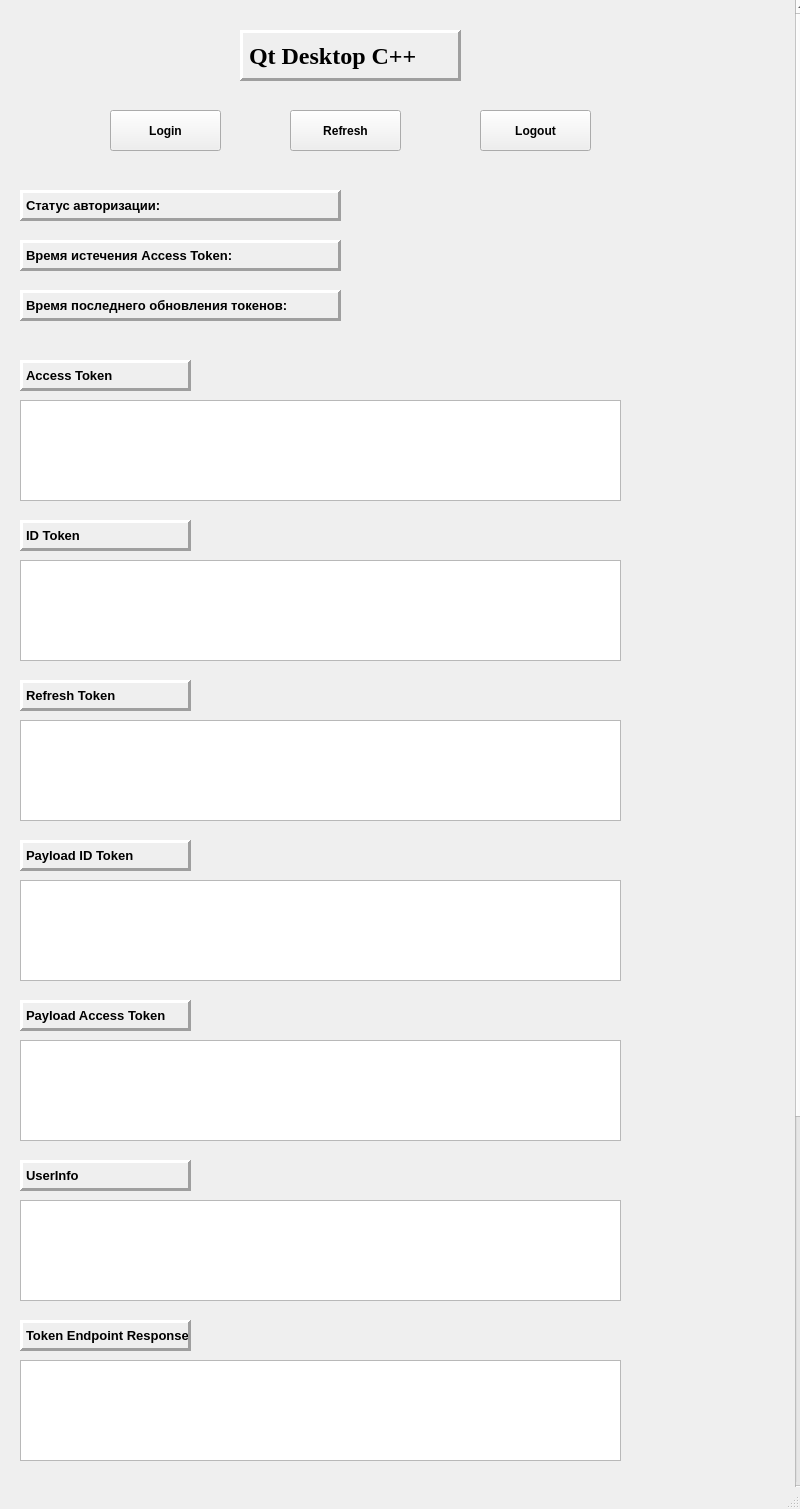
This is mainwindow.ui in authoriza-core/authoriza-qt-demo as Qt 5 draws it before an edit. The edited form follows.
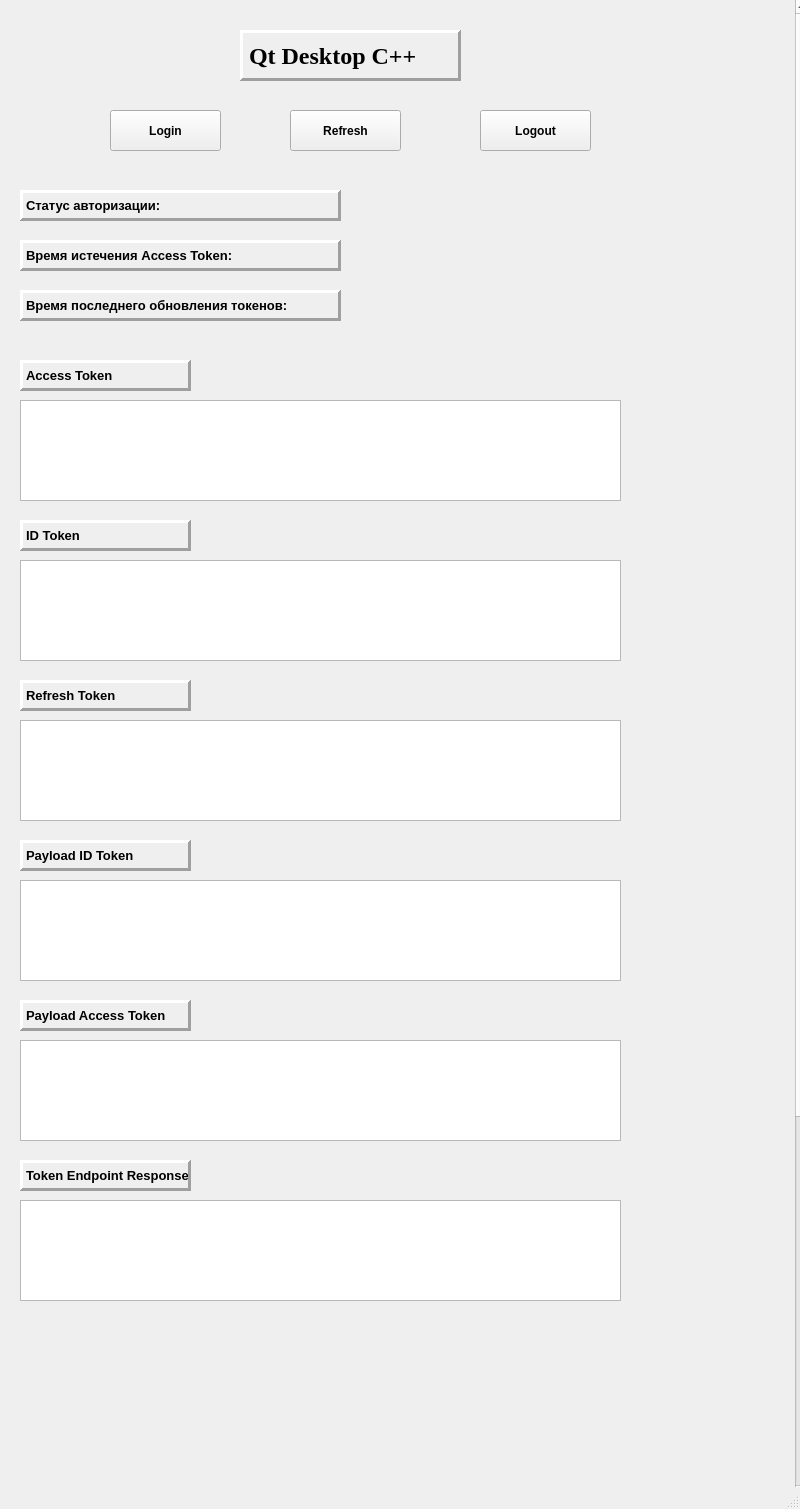
This is the edited form.

The edit to the form file:
```diff
--- a/mainwindow.ui
+++ b/mainwindow.ui
@@ -33,8 +33,8 @@
      <property name="geometry">
       <rect>
        <x>0</x>
-       <y>-501</y>
-       <width>802</width>
+       <y>0</y>
+       <width>98</width>
        <height>2000</height>
       </rect>
      </property>
@@ -413,7 +413,7 @@
        <number>0</number>
       </property>
       <property name="text">
-       <string>UserInfo</string>
+       <string>Token Endpoint Response</string>
       </property>
      </widget>
      <widget class="QLabel" name="accessTokenLabel">
@@ -486,41 +486,6 @@
        <string>Время последнего обновления токенов:</string>
       </property>
      </widget>
-     <widget class="QLabel" name="endpointTokenResponseLabel">
-      <property name="enabled">
-       <bool>true</bool>
-      </property>
-      <property name="geometry">
-       <rect>
-        <x>30</x>
-        <y>1320</y>
-        <width>171</width>
-        <height>31</height>
-       </rect>
-      </property>
-      <property name="font">
-       <font>
-        <pointsize>10</pointsize>
-        <bold>true</bold>
-        <underline>false</underline>
-       </font>
-      </property>
-      <property name="frameShape">
-       <enum>QFrame::Shape::Panel</enum>
-      </property>
-      <property name="frameShadow">
-       <enum>QFrame::Shadow::Raised</enum>
-      </property>
-      <property name="lineWidth">
-       <number>3</number>
-      </property>
-      <property name="midLineWidth">
-       <number>0</number>
-      </property>
-      <property name="text">
-       <string>Token Endpoint Response</string>
-      </property>
-     </widget>
      <widget class="QLabel" name="label_5">
       <property name="enabled">
        <bool>true</bool>
@@ -646,29 +611,6 @@
 &lt;p style=&quot;-qt-paragraph-type:empty; margin-top:0px; margin-bottom:0px; margin-left:0px; margin-right:0px; -qt-block-indent:0; text-indent:0px;&quot;&gt;&lt;br /&gt;&lt;/p&gt;&lt;/body&gt;&lt;/html&gt;</string>
       </property>
      </widget>
-     <widget class="QTextEdit" name="tokenResponseEdit">
-      <property name="geometry">
-       <rect>
-        <x>30</x>
-        <y>1360</y>
-        <width>601</width>
-        <height>101</height>
-       </rect>
-      </property>
-      <property name="readOnly">
-       <bool>true</bool>
-      </property>
-      <property name="html">
-       <string>&lt;!DOCTYPE HTML PUBLIC &quot;-//W3C//DTD HTML 4.0//EN&quot; &quot;http://www.w3.org/TR/REC-html40/strict.dtd&quot;&gt;
-&lt;html&gt;&lt;head&gt;&lt;meta name=&quot;qrichtext&quot; content=&quot;1&quot; /&gt;&lt;meta charset=&quot;utf-8&quot; /&gt;&lt;style type=&quot;text/css&quot;&gt;
-p, li { white-space: pre-wrap; }
-hr { height: 1px; border-width: 0; }
-li.unchecked::marker { content: &quot;\2610&quot;; }
-li.checked::marker { content: &quot;\2612&quot;; }
-&lt;/style&gt;&lt;/head&gt;&lt;body style=&quot; font-family:'Segoe UI'; font-size:9pt; font-weight:400; font-style:normal;&quot;&gt;
-&lt;p style=&quot;-qt-paragraph-type:empty; margin-top:0px; margin-bottom:0px; margin-left:0px; margin-right:0px; -qt-block-indent:0; text-indent:0px;&quot;&gt;&lt;br /&gt;&lt;/p&gt;&lt;/body&gt;&lt;/html&gt;</string>
-      </property>
-     </widget>
     </widget>
    </widget>
   </widget>
```
Left out of the diff: 2 changed lines with no effect on the pictures.
